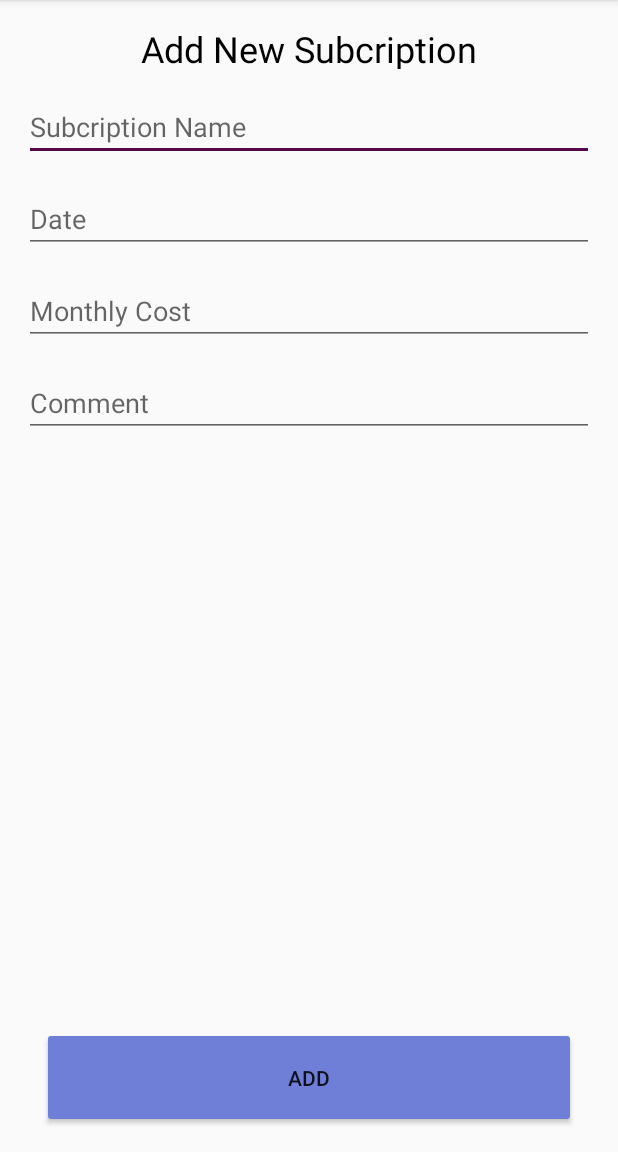
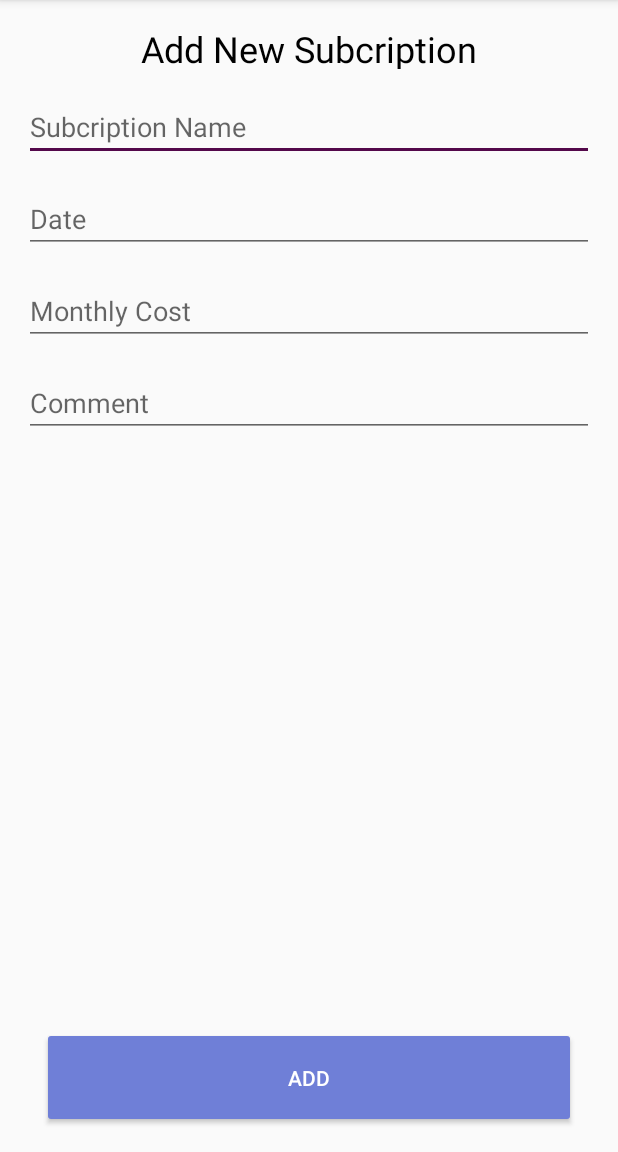
Before and after one commit to lepoidev/lepoidev-SubBook, an Android app: the AddSubActivity screen opened directly, with no data from a screen before it, on a phone screen of 412 x 824 dp, the part 84-1236 px from its top. Run offline under Robolectric (Android 15) with nearby library versions, the phone set to English and light mode, and no system bars.

Commit message:
Button text changed

```diff
--- a/app/src/main/res/layout/activity_add_sub.xml
+++ b/app/src/main/res/layout/activity_add_sub.xml
@@ -32,6 +32,7 @@
         android:backgroundTint="@color/colorPrimary"
         android:elevation="0dp"
         android:text="Add"
+        android:textColor="@android:color/background_light"
         app:layout_constraintBottom_toBottomOf="parent"
         app:layout_constraintEnd_toEndOf="parent"
         app:layout_constraintStart_toStartOf="parent" />
```
